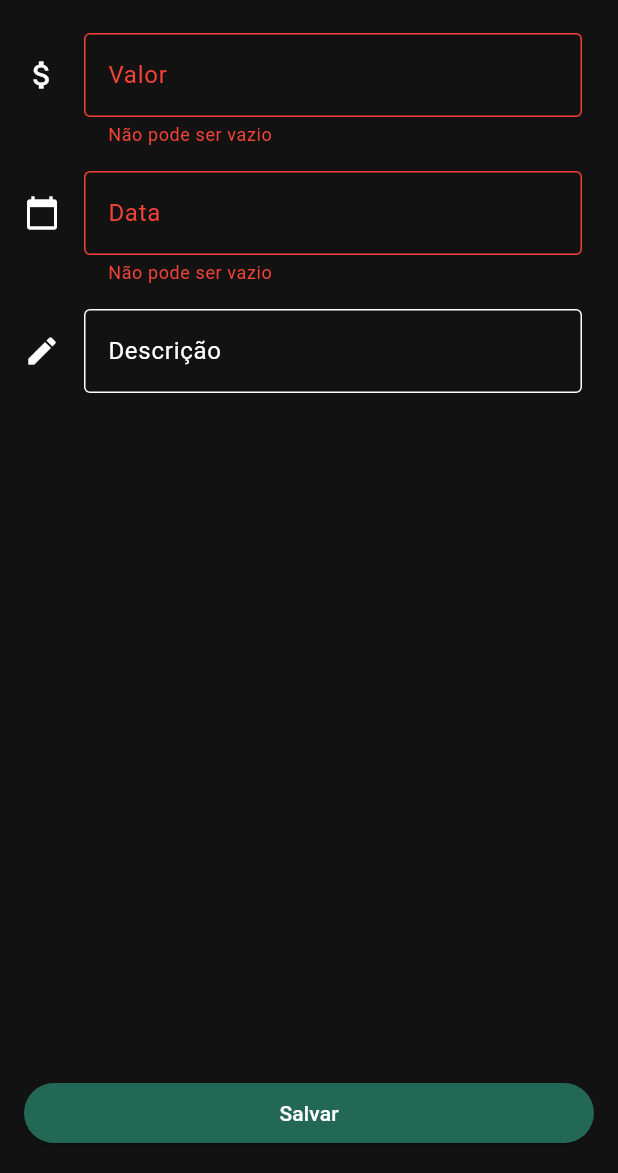
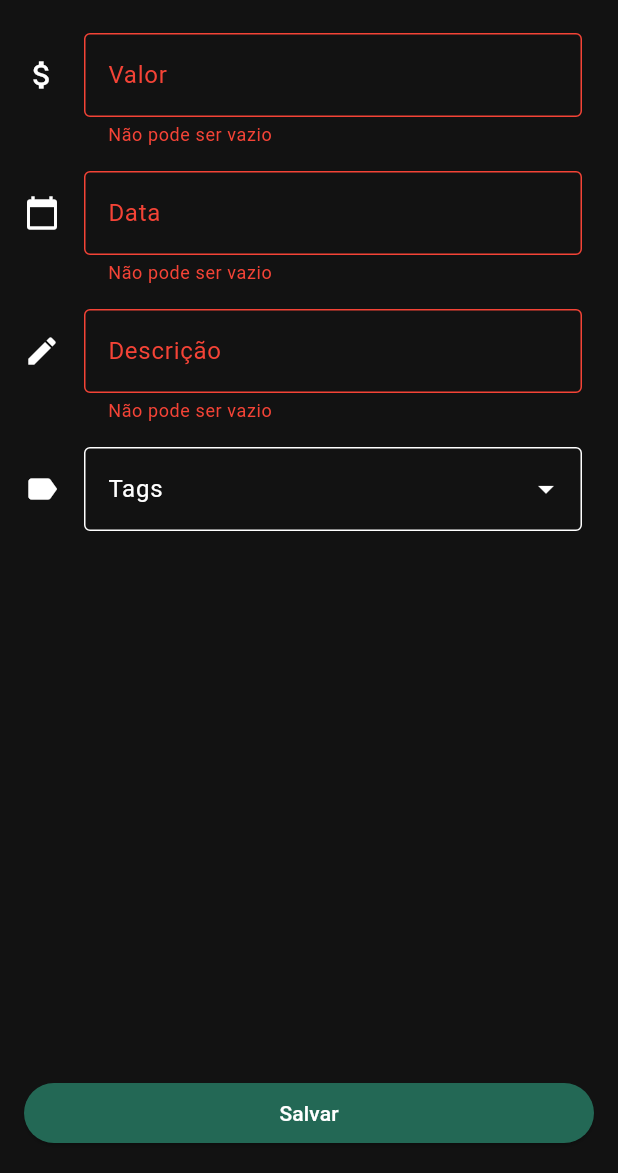
Before and after one commit to collbreno/xpenses, a Flutter app: the NewExpensePage screen opened by its route, after a tap on "Salvar", on a phone screen of 412 x 824 dp, the part 63-1236 px from its top. Run offline on Flutter 3.47's test engine with Material 3 defaults, Android fonts, the phone set to English and light mode, and no system bars; our stand-ins replace equatable, flutter_bloc, go_router, math_expressions, objectbox; missing offline and left inert: money2; generated files the repository leaves out were written again.

Commit message:
implementing entity form field

```diff
--- a/lib/pages/new_expense_page.dart
+++ b/lib/pages/new_expense_page.dart
@@ -1,7 +1,14 @@
 import 'package:flutter/material.dart';
+import 'package:flutter_bloc/flutter_bloc.dart';
+import 'package:objectbox/objectbox.dart';
+import 'package:xpenses/bloc/entity_list_cubit.dart';
+import 'package:xpenses/entities/tag_entity.dart';
 import 'package:xpenses/widgets/calculator.dart';
 import 'package:xpenses/widgets/form_fields/date_form_field.dart';
+import 'package:xpenses/widgets/form_fields/entity_form_field.dart';
+import 'package:xpenses/widgets/form_fields/string_form_field.dart';
 import 'package:xpenses/widgets/form_fields/value_form_field.dart';
+import 'package:xpenses/widgets/tag_chip.dart';
 
 class NewExpensePage extends StatefulWidget {
   const NewExpensePage({super.key});
@@ -11,21 +18,21 @@ class NewExpensePage extends StatefulWidget {
 }
 
 class _NewExpensePageState extends State<NewExpensePage> {
-  late TextEditingController _valueController;
-  late TextEditingController _dateController;
   late GlobalKey<FormState> _formKey;
 
   @override
   void initState() {
     super.initState();
-    _valueController = TextEditingController();
-    _dateController = TextEditingController();
     _formKey = GlobalKey();
   }
 
   @override
   Widget build(BuildContext context) {
-    return GestureDetector(
+    return BlocProvider<EntityListCubit<Tag>>(
+      create: (context) => EntityListCubit(
+        context.read<Box<Tag>>().getAllAsync,
+      ),
+      child: GestureDetector(
         onTap: () => FocusManager.instance.primaryFocus?.unfocus(),
         child: Scaffold(
           appBar: AppBar(
@@ -41,7 +48,18 @@ class _NewExpensePageState extends State<NewExpensePage> {
                     children: [
                       ValueFormField(),
                       DateFormField(),
-                    _buildDescription(),
+                      StringFormField(maxLines: 3),
+                      EntityFormField<Tag>(
+                        checkPosition: Alignment.centerRight,
+                        itemBuilder: (tag) => ListTile(
+                          dense: true,
+                          title: TagChip(
+                            text: tag.name,
+                            color: tag.color,
+                            alignment: Alignment.centerLeft,
+                          ),
+                        ),
+                      ),
                     ],
                   ),
                 ),
@@ -59,84 +77,6 @@ class _NewExpensePageState extends State<NewExpensePage> {
             ),
           ),
         ),
-    );
-  }
-
-  Widget _buildValue() {
-    return ListTile(
-      title: TextFormField(
-        onTap: () async {
-          final result = await showCalculator(context);
-          if (result != null) {
-            setState(() {
-              _valueController.text = result.toString();
-            });
-          }
-        },
-        readOnly: true,
-        controller: _valueController,
-        decoration: const InputDecoration(
-          icon: Icon(Icons.attach_money),
-          border: OutlineInputBorder(),
-          hintText: 'Insira o valor',
-          labelText: 'Valor',
-        ),
-        autovalidateMode: AutovalidateMode.onUserInteraction,
-        validator: (value) {
-          if (value == null || value.isEmpty) return 'Não pode ser vazio';
-          final parsed = double.tryParse(value);
-          if (parsed == null) return 'Número inválido';
-          if (parsed.isNegative) return 'Não pode ser negativo';
-          return null;
-        },
-      ),
-    );
-  }
-
-  Widget _buildDate() {
-    return ListTile(
-      title: TextFormField(
-        onTap: () async {
-          final result = await showDatePicker(
-            context: context,
-            firstDate: DateTime(2020),
-            lastDate: DateTime(2030),
-          );
-
-          if (result != null) {
-            setState(() {
-              _dateController.text = result.toIso8601String();
-            });
-          }
-        },
-        readOnly: true,
-        controller: _dateController,
-        decoration: const InputDecoration(
-          icon: Icon(Icons.calendar_today),
-          border: OutlineInputBorder(),
-          hintText: 'Insira a data',
-          labelText: 'Data',
-        ),
-      ),
-    );
-  }
-
-  Widget _buildDescription() {
-    return ListTile(
-      title: TextFormField(
-        maxLines: 5,
-        minLines: 1,
-        decoration: const InputDecoration(
-          icon: Icon(Icons.edit),
-          border: OutlineInputBorder(),
-          hintText: 'Insira a descrição',
-          labelText: 'Descrição',
-        ),
-        validator: (value) {
-          if (value == null) return 'Não pode ser vazio';
-          if (value.contains('x')) return 'Inválido';
-          return null;
-        },
       ),
     );
   }
--- /dev/null
+++ b/lib/widgets/form_fields/entity_form_field.dart
@@ -0,0 +1,79 @@
+// ignore_for_file: null_check_on_nullable_type_parameter
+
+import 'package:flutter/material.dart';
+import 'package:flutter_bloc/flutter_bloc.dart';
+import 'package:xpenses/bloc/entity_list_cubit.dart';
+import 'package:xpenses/utils/async_data.dart';
+import 'package:xpenses/widgets/picker_dialog.dart';
+
+class EntityFormField<T> extends FormField<T> {
+  EntityFormField({
+    required Widget Function(T) itemBuilder,
+    ValueChanged? onChanged,
+    Alignment checkPosition = Alignment.center,
+    super.onSaved,
+    super.key,
+  }) : super(
+          builder: (formState) {
+            return BlocBuilder<EntityListCubit<T>, AsyncData<List<T>>>(
+              builder: (context, cubitState) {
+                return ListTile(
+                  onTap: !cubitState.hasData
+                      ? null
+                      : () async {
+                          final result = await showPickerDialog(
+                            checkPosition: checkPosition,
+                            context: context,
+                            columns: 1,
+                            itemBuilder: itemBuilder,
+                            initialValue: formState.value,
+                            items: cubitState.data!,
+                          );
+
+                          if (result != null) {
+                            formState.didChange(result);
+                            onChanged?.call(result);
+                          }
+                        },
+                  title: InputDecorator(
+                    isEmpty: formState.value == null,
+                    decoration: InputDecoration(
+                      enabled: cubitState.hasData,
+                      icon: const Icon(Icons.label),
+                      border: const OutlineInputBorder(),
+                      hintText: 'Insira as tags',
+                      labelText: 'Tags',
+                      errorText: formState.errorText,
+                      suffixIcon: cubitState.isLoading
+                          ? Column(
+                              mainAxisSize: MainAxisSize.max,
+                              mainAxisAlignment: MainAxisAlignment.spaceAround,
+                              children: [
+                                SizedBox(
+                                  height: 20,
+                                  width: 20,
+                                  child: CircularProgressIndicator(
+                                    color: Theme.of(context)
+                                        .colorScheme
+                                        .onSurfaceVariant,
+                                  ),
+                                ),
+                              ],
+                            )
+                          : cubitState.hasError
+                              ? Icon(
+                                  Icons.cancel,
+                                  color: Theme.of(context).colorScheme.error,
+                                )
+                              : const Icon(Icons.arrow_drop_down),
+                    ),
+                    child: formState.value == null
+                        ? null
+                        : itemBuilder(formState.value!),
+                  ),
+                );
+              },
+            );
+          },
+        );
+}
--- a/lib/widgets/selectable_item.dart
+++ b/lib/widgets/selectable_item.dart
@@ -4,11 +4,13 @@ class SelectableItem extends StatelessWidget {
   final Widget child;
   final bool selected;
   final VoidCallback onTap;
+  final Alignment alignment;
   const SelectableItem({
     super.key,
     required this.child,
     required this.selected,
     required this.onTap,
+    this.alignment = Alignment.center,
   });
 
   @override
@@ -16,7 +18,7 @@ class SelectableItem extends StatelessWidget {
     return InkWell(
       onTap: onTap,
       child: Stack(
-        alignment: Alignment.center,
+        alignment: alignment,
         children: [
           child,
           if (selected) const Icon(Icons.check),
```
Also changed, not shown: lib/widgets/picker_dialog.dart (+24 -8 lines), lib/widgets/tag_chip.dart (+5 -2 lines). Lines whose indentation alone changed are shown as unchanged.
